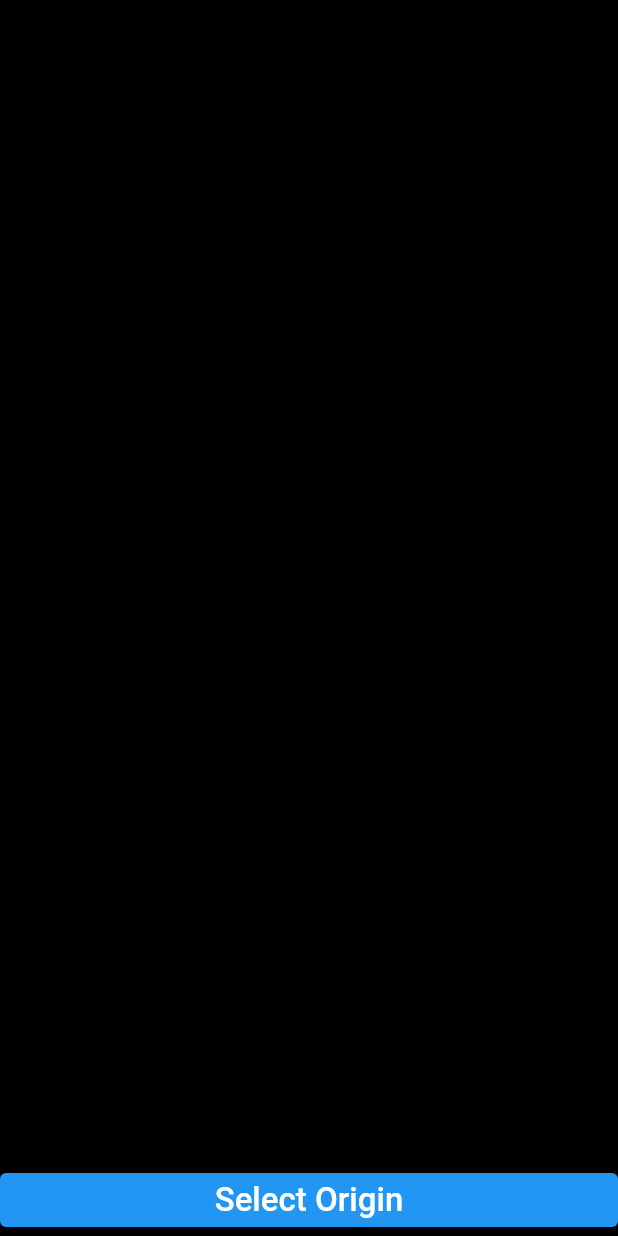
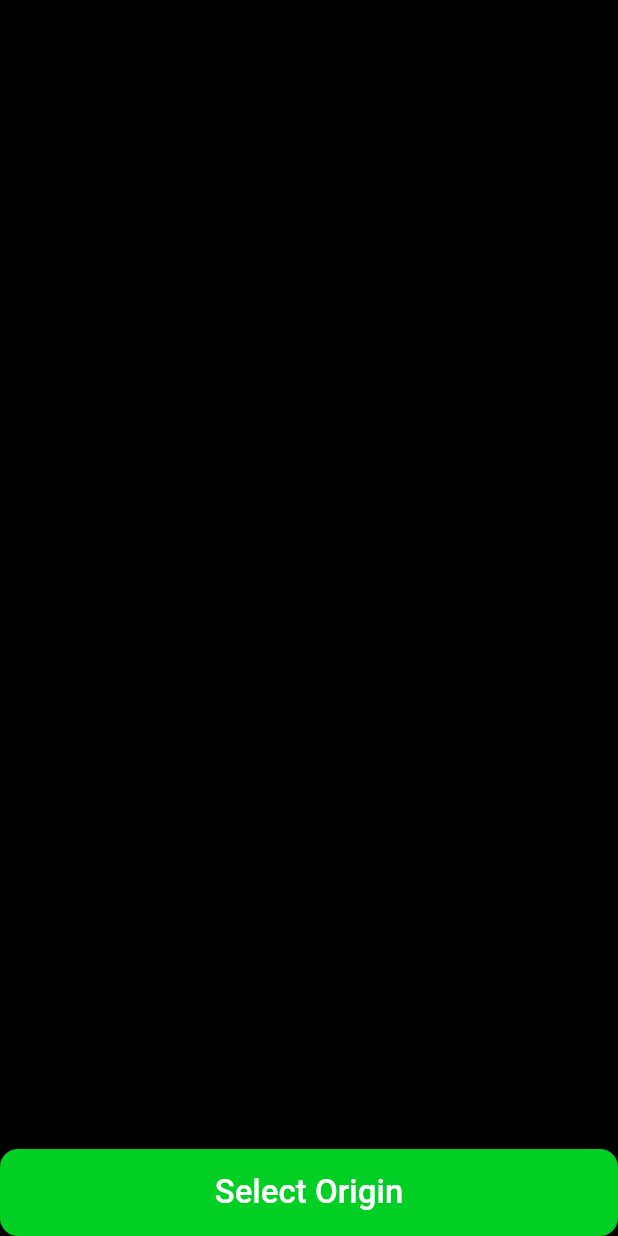
Before and after one commit to kiarash-nazari/taxi_map_uber, a Flutter app: the screen it shows after launch, on a phone screen of 412 x 824 dp. Run offline on Flutter 3.47's test engine with Material 2 defaults, Android fonts, the phone set to English and light mode, and no system bars; our stand-ins replace google_fonts.

Commit message:
change elevation button styles

```diff
--- a/lib/main.dart
+++ b/lib/main.dart
@@ -1,5 +1,6 @@
 import 'package:flutter/material.dart';
 import 'package:taxi_map/Map_Screen.dart';
+import 'package:taxi_map/constants/Dimens.dart';
 
 void main() {
   runApp(const MyApp());
@@ -10,7 +11,30 @@ class MyApp extends StatelessWidget {
 
   @override
   Widget build(BuildContext context) {
-    return const MaterialApp(debugShowCheckedModeBanner: false,
-    home: MapScreen(),);
+    return MaterialApp(
+      debugShowCheckedModeBanner: false,
+      home: const MapScreen(),
+      theme: ThemeData(
+        elevatedButtonTheme: ElevatedButtonThemeData(
+          style: ButtonStyle(
+              fixedSize: const MaterialStatePropertyAll(
+                Size(double.infinity, 58),
+              ),
+              shape: MaterialStatePropertyAll(
+                RoundedRectangleBorder(
+                  borderRadius: BorderRadius.circular(Dimens.medium),
+                ),
+              ),
+              elevation: const MaterialStatePropertyAll(0),
+              backgroundColor: MaterialStateProperty.resolveWith((states) {
+                if (states.contains(MaterialState.pressed)) {
+                  return const Color.fromARGB(255, 150, 238, 96);
+                }
+
+                return const Color.fromARGB(255, 2, 207, 36);
+              })),
+        ),
+      ),
+    );
   }
 }
```
